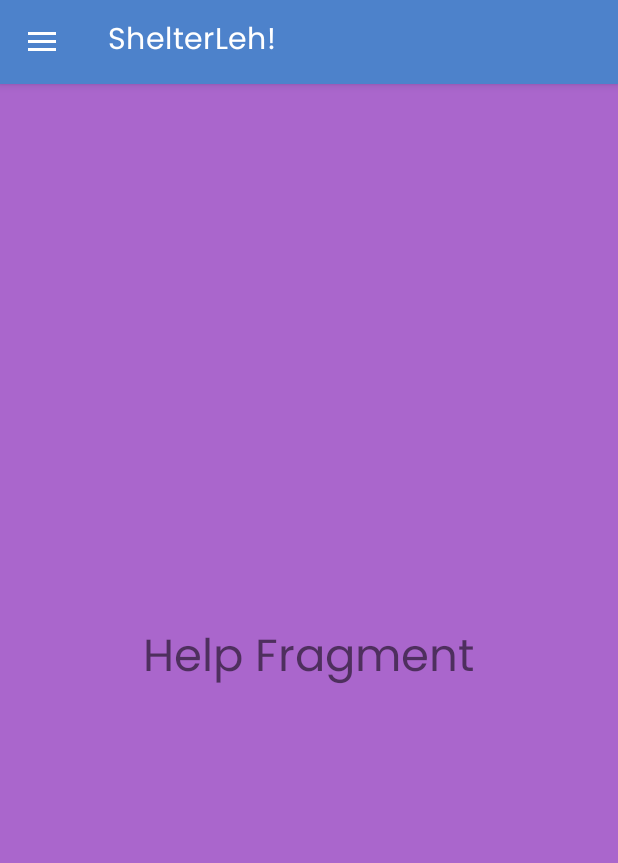
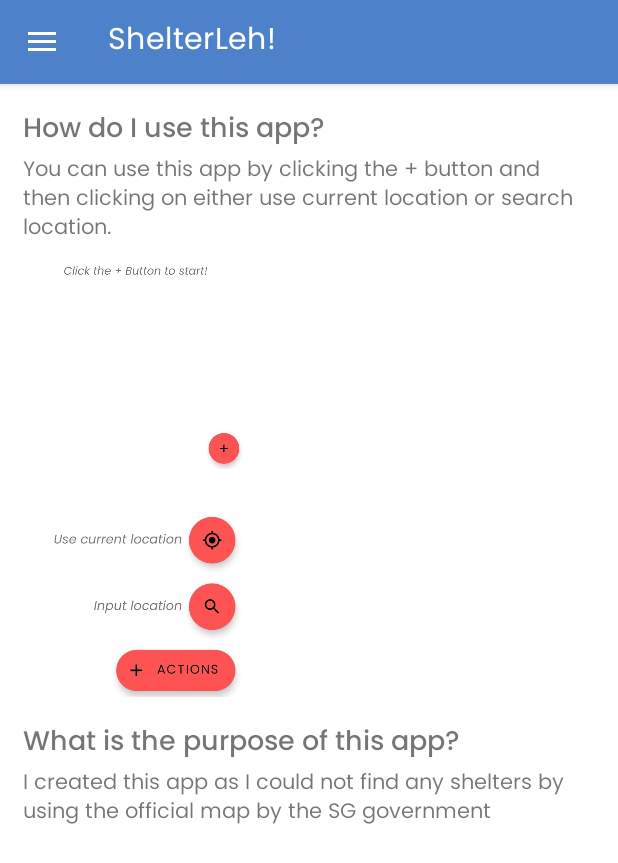
Before and after one commit to Phernoix/shelterleh, an Android app: the screen it shows after launch (Main), in the side drawer, after a tap on "Help", on a phone screen of 412 x 824 dp. Shown: the top 863 px of the screen. Run offline under Robolectric (Android 15) with nearby library versions, the phone set to English and light mode, and no system bars.

Commit message:
help fragment almost done

```diff
--- a/app/src/main/java/com/sp/shelterleh/HelpFragment.java
+++ b/app/src/main/java/com/sp/shelterleh/HelpFragment.java
@@ -13,5 +13,7 @@ public class HelpFragment extends Fragment {
     @Nullable
     @Override
     public View onCreateView(@NonNull LayoutInflater inflater, @Nullable ViewGroup container, @Nullable Bundle savedInstanceState) {
-        return inflater.inflate(R.layout.fragment_help,container,false);   }
+        View v = inflater.inflate(R.layout.fragment_help,container,false);
+    return v;
+    }
 }
--- a/app/src/main/res/layout/fragment_help.xml
+++ b/app/src/main/res/layout/fragment_help.xml
@@ -1,14 +1,66 @@
 <?xml version="1.0" encoding="utf-8"?>
 <RelativeLayout xmlns:android="http://schemas.android.com/apk/res/android"
+    xmlns:app="http://schemas.android.com/apk/res-auto"
     android:layout_width="match_parent"
     android:layout_height="match_parent"
-    android:background="@android:color/holo_purple"
     >
-    <TextView
-        android:layout_width="wrap_content"
-        android:layout_height="wrap_content"
-        android:text="Help Fragment"
-        android:textSize="30sp"
-        android:layout_centerInParent="true"/>
+
+
+    <ScrollView
+        android:layout_width="match_parent"
+        android:layout_height="match_parent"
+        android:padding="15dp">
+
+        <LinearLayout
+            android:layout_width="match_parent"
+            android:layout_height="wrap_content"
+            android:orientation="vertical">
+
+            <TextView
+                android:id="@+id/textView4"
+                android:layout_width="match_parent"
+                android:layout_height="wrap_content"
+                android:fontFamily="@font/poppins_medium"
+                android:text="How do I use this app?"
+                android:textSize="18sp" />
+
+            <TextView
+                android:id="@+id/textView6"
+                android:layout_width="match_parent"
+                android:layout_height="wrap_content"
+                android:text="You can use this app by clicking the + button and then clicking on either use current location or search location." />
+
+            <ImageView
+                android:id="@+id/imageOfFab"
+                android:layout_width="150dp"
+                android:layout_height="150dp"
+                android:layout_weight="1"
+                android:src="@drawable/extended_fab" />
+
+            <ImageView
+                android:id="@+id/extendedFABImage"
+                android:layout_width="150dp"
+                android:layout_height="150dp"
+                android:layout_weight="1"
+                android:src="@drawable/fab" />
+
+            <TextView
+                android:id="@+id/textView7"
+                android:layout_width="match_parent"
+                android:layout_height="wrap_content"
+                android:layout_marginTop="15dp"
+                android:fontFamily="@font/poppins_medium"
+                android:text="What is the purpose of this app?"
+                android:textSize="18sp" />
+
+            <TextView
+                android:id="@+id/textView8"
+                android:layout_width="match_parent"
+                android:layout_height="wrap_content"
+                android:text="I created this app as I could not find any shelters by using the official map by the SG government" />
+
+
+        </LinearLayout>
+    </ScrollView>
 
 </RelativeLayout>
--- a/app/src/main/res/layout/nav_header.xml
+++ b/app/src/main/res/layout/nav_header.xml
@@ -1,7 +1,7 @@
 <?xml version="1.0" encoding="utf-8"?>
 <LinearLayout xmlns:android="http://schemas.android.com/apk/res/android"
     android:layout_width="match_parent"
-    android:layout_height="206dp"
+    android:layout_height="200dp"
     xmlns:app="http://schemas.android.com/apk/res-auto"
     android:background="@color/bluePrimary"
     android:gravity="bottom"
@@ -28,7 +28,7 @@
     <TextView
         android:layout_width="wrap_content"
         android:layout_height="wrap_content"
-        android:text="CEO of no sex"
+        android:text="Built with love"
         android:fontFamily="@font/poppins_regular"/>
 
 
```
Also changed, not shown: app/src/main/res/drawable/blue_popup.xml (added, +9 -0 lines), app/src/main/res/layout/fragment_home.xml (+9 -5 lines), app/src/main/res/drawable/extended_fab.jpeg (added), app/src/main/res/drawable/fab.jpeg (added).
